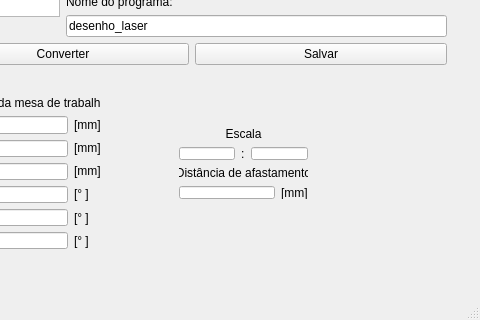
The window that Interface_TCC/TCC/mainwindow.ui (Tr1kZ/TCC_RoboLaser) describes before a commit, drawn with Qt 5; both pictures show x 342 to 822 and y 202 to 522 of the 822 by 522 pixel window.
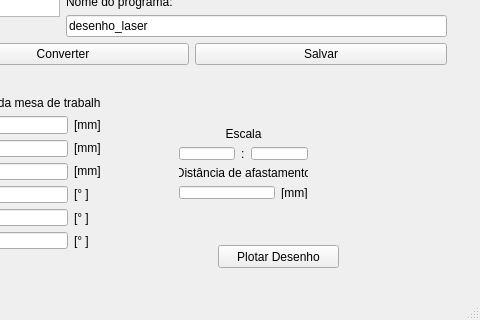
The same window after the commit.

```diff
--- a/Interface_TCC/TCC/mainwindow.ui
+++ b/Interface_TCC/TCC/mainwindow.ui
@@ -302,7 +302,7 @@
      </item>
     </layout>
    </widget>
-   <widget class="QWidget" name="">
+   <widget class="QWidget" name="layoutWidget">
     <property name="geometry">
      <rect>
       <x>510</x>
@@ -373,6 +373,19 @@
      </item>
     </layout>
    </widget>
+   <widget class="QPushButton" name="plotButton">
+    <property name="geometry">
+     <rect>
+      <x>560</x>
+      <y>430</y>
+      <width>121</width>
+      <height>23</height>
+     </rect>
+    </property>
+    <property name="text">
+     <string>Plotar Desenho</string>
+    </property>
+   </widget>
   </widget>
   <widget class="QMenuBar" name="menuBar">
    <property name="geometry">
```
